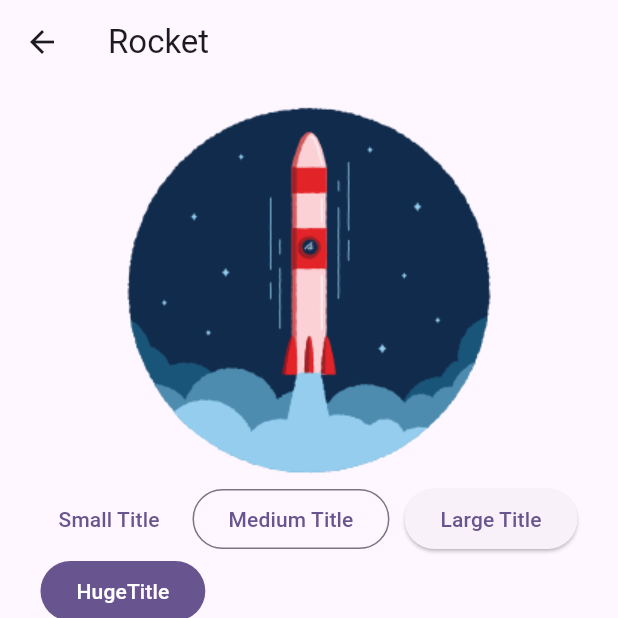
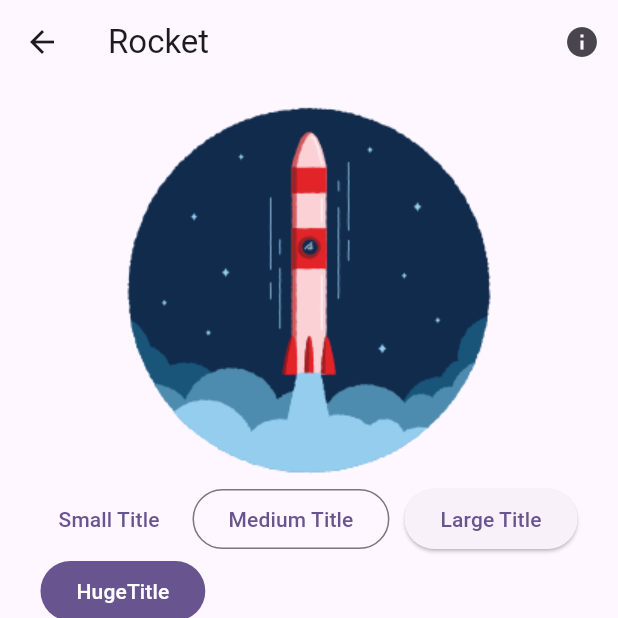
Before and after one commit to BacelarVitor/flutterCrashCourse, a Flutter app: the screen it shows after launch, after a tap on "Rocket", on a phone screen of 412 x 824 dp, the top half of it. Run offline on Flutter 3.47's test engine with Material 2 defaults, Android fonts, the phone set to English and light mode, and no system bars.

```diff
--- a/lib/pages/description_page.dart
+++ b/lib/pages/description_page.dart
@@ -18,6 +18,16 @@ class _DescriptionPageState extends State<DescriptionPage> {
     return Scaffold(
       appBar: AppBar(
         title: Text(widget.item.title),
+        actions: [
+          IconButton(
+            onPressed: () =>
+                ScaffoldMessenger.of(context).showSnackBar(const SnackBar(
+              content: Text('fon!'),
+              behavior: SnackBarBehavior.floating,
+            )),
+            icon: const Icon(Icons.info),
+          ),
+        ],
       ),
       body: SingleChildScrollView(
         child: Padding(
```
